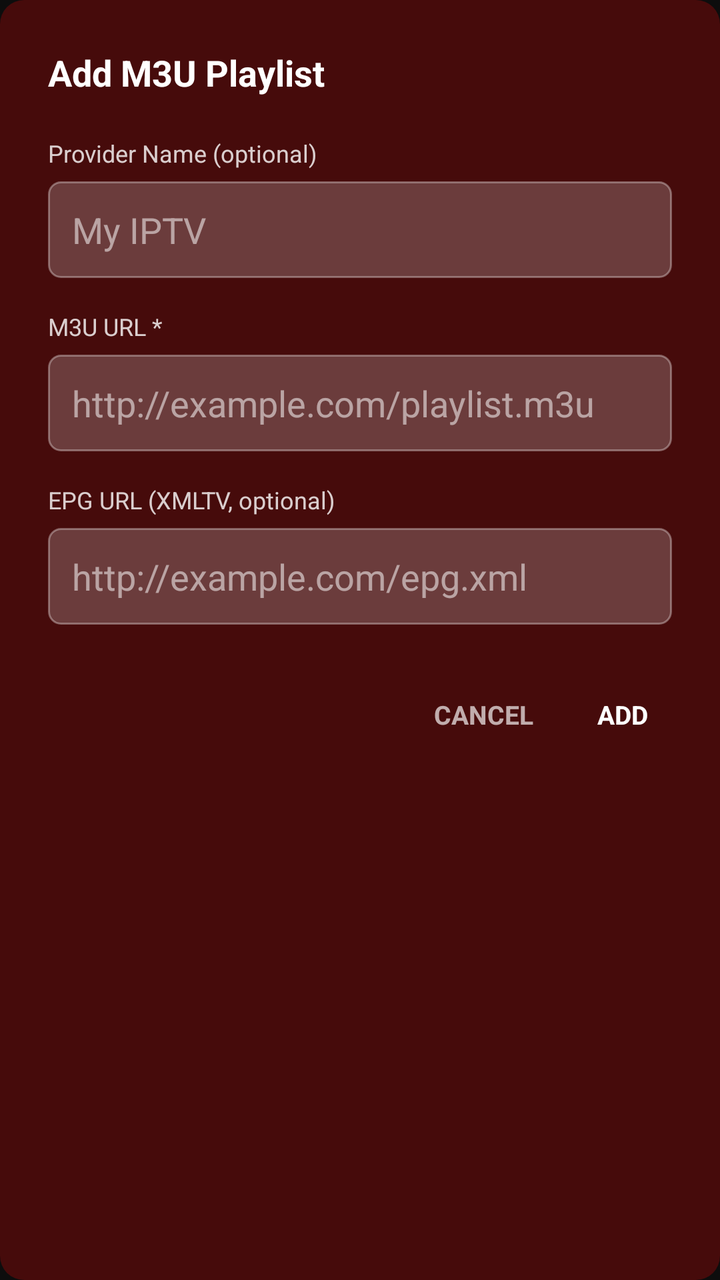
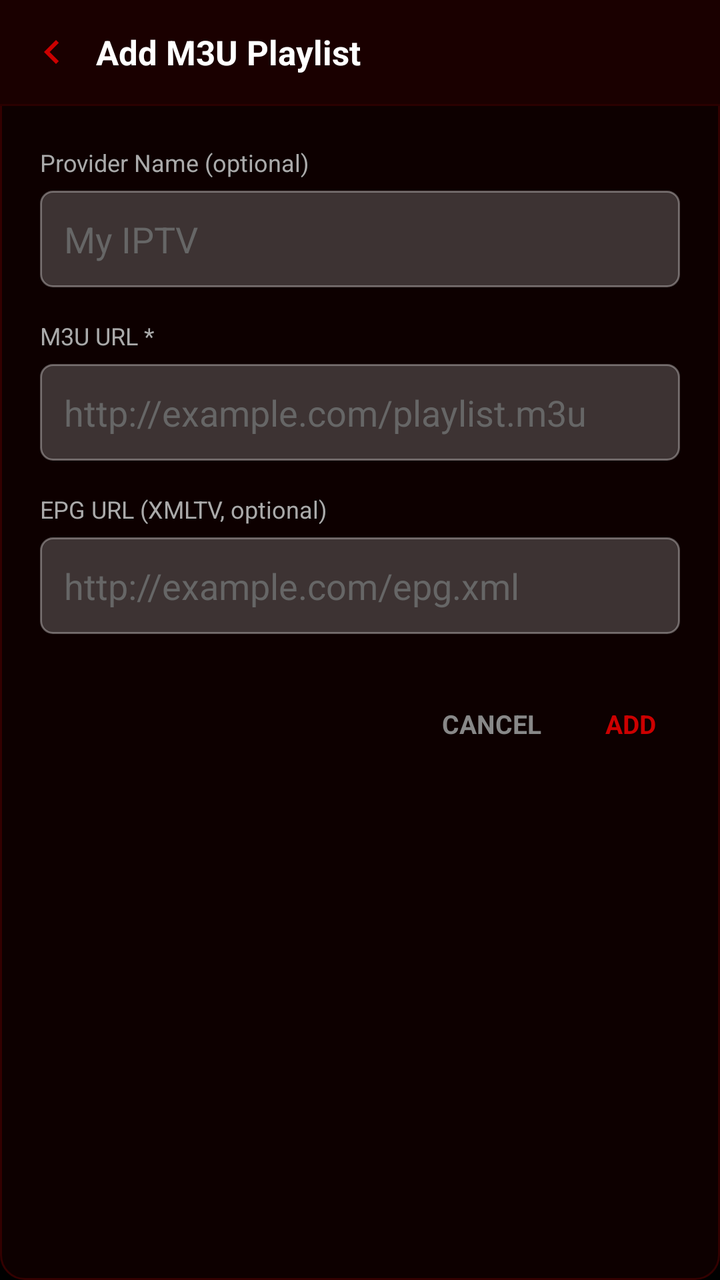

Two renders of the same Android screen: before a commit and after it. Below are the layout's source before the change and the commit's diff.
<!-- AndroidManifest.xml: application theme Theme.NexPlayer -->
<!-- res/layout/dialog_add_m3u.xml -->
<?xml version="1.0" encoding="utf-8"?>
<LinearLayout xmlns:android="http://schemas.android.com/apk/res/android"
    android:layout_width="match_parent"
    android:layout_height="wrap_content"
    android:orientation="vertical"
    android:background="@drawable/bg_dialog_red"
    android:padding="24dp">

    <TextView
        android:layout_width="wrap_content"
        android:layout_height="wrap_content"
        android:text="Add M3U Playlist"
        android:textColor="@color/textPrimary"
        android:textSize="18sp"
        android:textStyle="bold"
        android:layout_marginBottom="20dp" />

    <TextView
        android:layout_width="wrap_content"
        android:layout_height="wrap_content"
        android:text="Provider Name (optional)"
        android:textColor="#CCFFFFFF"
        android:textSize="12sp"
        android:layout_marginBottom="6dp" />

    <EditText
        android:id="@+id/etName"
        android:layout_width="match_parent"
        android:layout_height="wrap_content"
        android:hint="My IPTV"
        android:textColor="@color/textPrimary"
        android:textColorHint="#88FFFFFF"
        android:background="@drawable/bg_edittext"
        android:padding="12dp"
        android:inputType="text"
        android:layout_marginBottom="16dp" />

    <TextView
        android:layout_width="wrap_content"
        android:layout_height="wrap_content"
        android:text="M3U URL *"
        android:textColor="#CCFFFFFF"
        android:textSize="12sp"
        android:layout_marginBottom="6dp" />

    <EditText
        android:id="@+id/etUrl"
        android:layout_width="match_parent"
        android:layout_height="wrap_content"
        android:hint="http://example.com/playlist.m3u"
        android:textColor="@color/textPrimary"
        android:textColorHint="#88FFFFFF"
        android:background="@drawable/bg_edittext"
        android:padding="12dp"
        android:inputType="textUri"
        android:layout_marginBottom="16dp" />

    <TextView
        android:layout_width="wrap_content"
        android:layout_height="wrap_content"
        android:text="EPG URL (XMLTV, optional)"
        android:textColor="#CCFFFFFF"
        android:textSize="12sp"
        android:layout_marginBottom="6dp" />

    <EditText
        android:id="@+id/etEpgUrl"
        android:layout_width="match_parent"
        android:layout_height="wrap_content"
        android:hint="http://example.com/epg.xml"
        android:textColor="@color/textPrimary"
        android:textColorHint="#88FFFFFF"
        android:background="@drawable/bg_edittext"
        android:padding="12dp"
        android:inputType="textUri"
        android:layout_marginBottom="24dp" />

    <LinearLayout
        android:layout_width="match_parent"
        android:layout_height="wrap_content"
        android:orientation="horizontal"
        android:gravity="end">

        <TextView
            android:id="@+id/btnCancel"
            android:layout_width="wrap_content"
            android:layout_height="wrap_content"
            android:text="CANCEL"
            android:textColor="#AAFFFFFF"
            android:textSize="13sp"
            android:textStyle="bold"
            android:padding="12dp"
            android:background="?attr/selectableItemBackground"
            android:layout_marginEnd="8dp" />

        <TextView
            android:id="@+id/btnAdd"
            android:layout_width="wrap_content"
            android:layout_height="wrap_content"
            android:text="ADD"
            android:textColor="@color/textPrimary"
            android:textSize="13sp"
            android:textStyle="bold"
            android:padding="12dp"
            android:background="?attr/selectableItemBackground" />

    </LinearLayout>

</LinearLayout>
<!-- resources referenced by this layout -->
<resources>
  <color name="textPrimary">#FFFFFF</color>
  <!-- drawable bg_dialog_red (drawable) -->
  <?xml version="1.0" encoding="utf-8"?>
  <shape xmlns:android="http://schemas.android.com/apk/res/android">
      <solid android:color="#B85C0A0A" />
      <corners android:radius="12dp" />
  </shape>
  <!-- drawable bg_edittext (drawable) -->
  <?xml version="1.0" encoding="utf-8"?>
  <shape xmlns:android="http://schemas.android.com/apk/res/android">
      <solid android:color="#33FFFFFF" />
      <stroke android:width="1dp" android:color="#55FFFFFF" />
      <corners android:radius="6dp" />
  </shape>
  <style name="Theme.NexPlayer" parent="Theme.MaterialComponents.DayNight.NoActionBar">
          <item name="colorPrimary">@color/colorPrimary</item>
          <item name="colorPrimaryVariant">@color/colorPrimaryDark</item>
          <item name="colorOnPrimary">@color/textPrimary</item>
          <item name="colorSecondary">@color/colorAccent</item>
          <item name="colorSurface">@color/bgCard</item>
          <item name="colorOnSurface">@color/textPrimary</item>
          <item name="android:windowBackground">@color/bgDark</item>
          <item name="android:statusBarColor">@color/bgToolbar</item>
          <item name="android:navigationBarColor">@color/bgDark</item>
          <item name="android:textColorPrimary">@color/textPrimary</item>
          <item name="android:textColorSecondary">@color/textSecondary</item>
      </style>
  <color name="colorPrimary">#CC0000</color>
  <color name="colorPrimaryDark">#990000</color>
  <color name="colorAccent">#FF3333</color>
  <color name="bgCard">#1A1A1A</color>
  <color name="bgDark">#0D0D0D</color>
  <color name="bgToolbar">#1A0000</color>
  <color name="textSecondary">#AAAAAA</color>
</resources>

<!-- the commit's change to res/layout/dialog_add_m3u.xml (unified diff, before → after) -->
@@ -4,105 +4,143 @@
     android:layout_height="wrap_content"
     android:orientation="vertical"
     android:background="@drawable/bg_dialog_red"
-    android:padding="24dp">
+    android:padding="0dp">
 
-    <TextView
-        android:layout_width="wrap_content"
-        android:layout_height="wrap_content"
-        android:text="Add M3U Playlist"
-        android:textColor="@color/textPrimary"
-        android:textSize="18sp"
-        android:textStyle="bold"
-        android:layout_marginBottom="20dp" />
+    
+    <LinearLayout
+        android:layout_width="match_parent"
+        android:layout_height="52dp"
+        android:orientation="horizontal"
+        android:gravity="center_vertical"
+        android:background="#1A0000"
+        android:paddingStart="4dp"
+        android:paddingEnd="16dp">
 
-    <TextView
-        android:layout_width="wrap_content"
-        android:layout_height="wrap_content"
-        android:text="Provider Name (optional)"
-        android:textColor="#CCFFFFFF"
-        android:textSize="12sp"
-        android:layout_marginBottom="6dp" />
+        <ImageButton
+            android:id="@+id/btnDialogBack"
+            android:layout_width="44dp"
+            android:layout_height="44dp"
+            android:src="@drawable/ic_chevron_right"
+            android:rotation="180"
+            android:tint="@color/colorPrimary"
+            android:background="?attr/selectableItemBackgroundBorderless"
+            android:contentDescription="Back" />
 
-    <EditText
-        android:id="@+id/etName"
+        <TextView
+            android:layout_width="0dp"
+            android:layout_height="wrap_content"
+            android:layout_weight="1"
+            android:text="Add M3U Playlist"
+            android:textColor="@color/textPrimary"
+            android:textSize="17sp"
+            android:textStyle="bold" />
+
+    </LinearLayout>
+
+    
+    <View
         android:layout_width="match_parent"
-        android:layout_height="wrap_content"
-        android:hint="My IPTV"
-        android:textColor="@color/textPrimary"
-        android:textColorHint="#88FFFFFF"
-        android:background="@drawable/bg_edittext"
-        android:padding="12dp"
-        android:inputType="text"
-        android:layout_marginBottom="16dp" />
+        android:layout_height="1dp"
+        android:background="#2A0000" />
 
-    <TextView
-        android:layout_width="wrap_content"
-        android:layout_height="wrap_content"
-        android:text="M3U URL *"
-        android:textColor="#CCFFFFFF"
-        android:textSize="12sp"
-        android:layout_marginBottom="6dp" />
-
-    <EditText
-        android:id="@+id/etUrl"
-        android:layout_width="match_parent"
-        android:layout_height="wrap_content"
-        android:hint="http://example.com/playlist.m3u"
-        android:textColor="@color/textPrimary"
-        android:textColorHint="#88FFFFFF"
-        android:background="@drawable/bg_edittext"
-        android:padding="12dp"
-        android:inputType="textUri"
-        android:layout_marginBottom="16dp" />
-
-    <TextView
-        android:layout_width="wrap_content"
-        android:layout_height="wrap_content"
-        android:text="EPG URL (XMLTV, optional)"
-        android:textColor="#CCFFFFFF"
-        android:textSize="12sp"
-        android:layout_marginBottom="6dp" />
-
-    <EditText
-        android:id="@+id/etEpgUrl"
-        android:layout_width="match_parent"
-        android:layout_height="wrap_content"
-        android:hint="http://example.com/epg.xml"
-        android:textColor="@color/textPrimary"
-        android:textColorHint="#88FFFFFF"
-        android:background="@drawable/bg_edittext"
-        android:padding="12dp"
-        android:inputType="textUri"
-        android:layout_marginBottom="24dp" />
-
+    
     <LinearLayout
         android:layout_width="match_parent"
         android:layout_height="wrap_content"
-        android:orientation="horizontal"
-        android:gravity="end">
+        android:orientation="vertical"
+        android:padding="20dp">
 
         <TextView
-            android:id="@+id/btnCancel"
             android:layout_width="wrap_content"
             android:layout_height="wrap_content"
-            android:text="CANCEL"
-            android:textColor="#AAFFFFFF"
-            android:textSize="13sp"
-            android:textStyle="bold"
+            android:text="Provider Name (optional)"
+            android:textColor="#AAAAAA"
+            android:textSize="12sp"
+            android:layout_marginBottom="6dp" />
+
+        <EditText
+            android:id="@+id/etName"
+            android:layout_width="match_parent"
+            android:layout_height="wrap_content"
+            android:hint="My IPTV"
+            android:textColor="@color/textPrimary"
+            android:textColorHint="#666666"
+            android:background="@drawable/bg_edittext"
             android:padding="12dp"
-            android:background="?attr/selectableItemBackground"
-            android:layout_marginEnd="8dp" />
+            android:inputType="text"
+            android:layout_marginBottom="16dp" />
 
         <TextView
-            android:id="@+id/btnAdd"
             android:layout_width="wrap_content"
             android:layout_height="wrap_content"
-            android:text="ADD"
+            android:text="M3U URL *"
+            android:textColor="#AAAAAA"
+            android:textSize="12sp"
+            android:layout_marginBottom="6dp" />
+
+        <EditText
+            android:id="@+id/etUrl"
+            android:layout_width="match_parent"
+            android:layout_height="wrap_content"
+            android:hint="http://example.com/playlist.m3u"
             android:textColor="@color/textPrimary"
-            android:textSize="13sp"
-            android:textStyle="bold"
+            android:textColorHint="#666666"
+            android:background="@drawable/bg_edittext"
             android:padding="12dp"
-            android:background="?attr/selectableItemBackground" />
+            android:inputType="textUri"
+            android:layout_marginBottom="16dp" />
+
+        <TextView
+            android:layout_width="wrap_content"
+            android:layout_height="wrap_content"
+            android:text="EPG URL (XMLTV, optional)"
+            android:textColor="#AAAAAA"
+            android:textSize="12sp"
+            android:layout_marginBottom="6dp" />
+
+        <EditText
+            android:id="@+id/etEpgUrl"
+            android:layout_width="match_parent"
+            android:layout_height="wrap_content"
+            android:hint="http://example.com/epg.xml"
+            android:textColor="@color/textPrimary"
+            android:textColorHint="#666666"
+            android:background="@drawable/bg_edittext"
+            android:padding="12dp"
+            android:inputType="textUri"
+            android:layout_marginBottom="24dp" />
+
+        
+        <LinearLayout
+            android:layout_width="match_parent"
+            android:layout_height="wrap_content"
+            android:orientation="horizontal"
+            android:gravity="end">
+
+            <TextView
+                android:id="@+id/btnCancel"
+                android:layout_width="wrap_content"
+                android:layout_height="wrap_content"
+                android:text="CANCEL"
+                android:textColor="#888888"
+                android:textSize="13sp"
+                android:textStyle="bold"
+                android:padding="12dp"
+                android:background="?attr/selectableItemBackground"
+                android:layout_marginEnd="8dp" />
+
+            <TextView
+                android:id="@+id/btnAdd"
+                android:layout_width="wrap_content"
+                android:layout_height="wrap_content"
+                android:text="ADD"
+                android:textColor="@color/colorPrimary"
+                android:textSize="13sp"
+                android:textStyle="bold"
+                android:padding="12dp"
+                android:background="?attr/selectableItemBackground" />
+
+        </LinearLayout>
 
     </LinearLayout>
 
<!-- resource entries referenced after the edit -->
@@ -3,9 +3,11 @@
   <color name="textPrimary">#FFFFFF</color>
   <!-- drawable bg_dialog_red (drawable) -->
   <?xml version="1.0" encoding="utf-8"?>
-  <shape xmlns:android="http://schemas.android.com/apk/res/android">
-      <solid android:color="#B85C0A0A" />
+  <shape xmlns:android="http://schemas.android.com/apk/res/android"
+      android:shape="rectangle">
+      <solid android:color="#0D0000" />
       <corners android:radius="12dp" />
+      <stroke android:width="1dp" android:color="#330000" />
   </shape>
   <!-- drawable bg_edittext (drawable) -->
   <?xml version="1.0" encoding="utf-8"?>
@@ -14,6 +16,11 @@
       <stroke android:width="1dp" android:color="#55FFFFFF" />
       <corners android:radius="6dp" />
   </shape>
+  <!-- drawable ic_chevron_right (drawable) -->
+  <vector xmlns:android="http://schemas.android.com/apk/res/android"
+      android:width="24dp" android:height="24dp" android:viewportWidth="24" android:viewportHeight="24">
+      <path android:fillColor="@android:color/white" android:pathData="M10,6L8.59,7.41 13.17,12l-4.58,4.59L10,18l6,-6z"/>
+  </vector>
   <style name="Theme.NexPlayer" parent="Theme.MaterialComponents.DayNight.NoActionBar">
           <item name="colorPrimary">@color/colorPrimary</item>
           <item name="colorPrimaryVariant">@color/colorPrimaryDark</item>
@@ -26,13 +33,17 @@
           <item name="android:navigationBarColor">@color/bgDark</item>
           <item name="android:textColorPrimary">@color/textPrimary</item>
           <item name="android:textColorSecondary">@color/textSecondary</item>
+          
+          <item name="colorControlActivated">@color/colorPrimary</item>
+          <item name="colorControlHighlight">@color/ripple</item>
       </style>
   <color name="colorPrimary">#CC0000</color>
-  <color name="colorPrimaryDark">#990000</color>
+  <color name="colorPrimaryDark">#880000</color>
   <color name="colorAccent">#FF3333</color>
-  <color name="bgCard">#1A1A1A</color>
-  <color name="bgDark">#0D0D0D</color>
-  <color name="bgToolbar">#1A0000</color>
-  <color name="textSecondary">#AAAAAA</color>
+  <color name="bgCard">#111111</color>
+  <color name="bgDark">#000000</color>
+  <color name="bgToolbar">#0D0000</color>
+  <color name="textSecondary">#999999</color>
+  <color name="ripple">#33CC0000</color>
 </resources>
 
